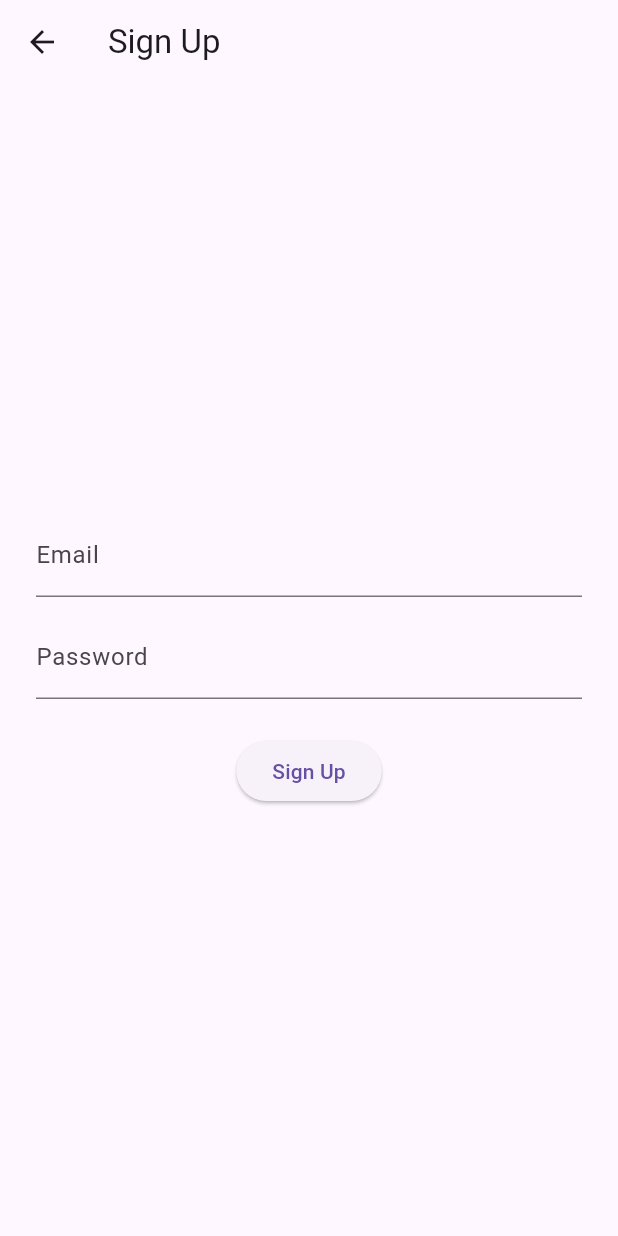
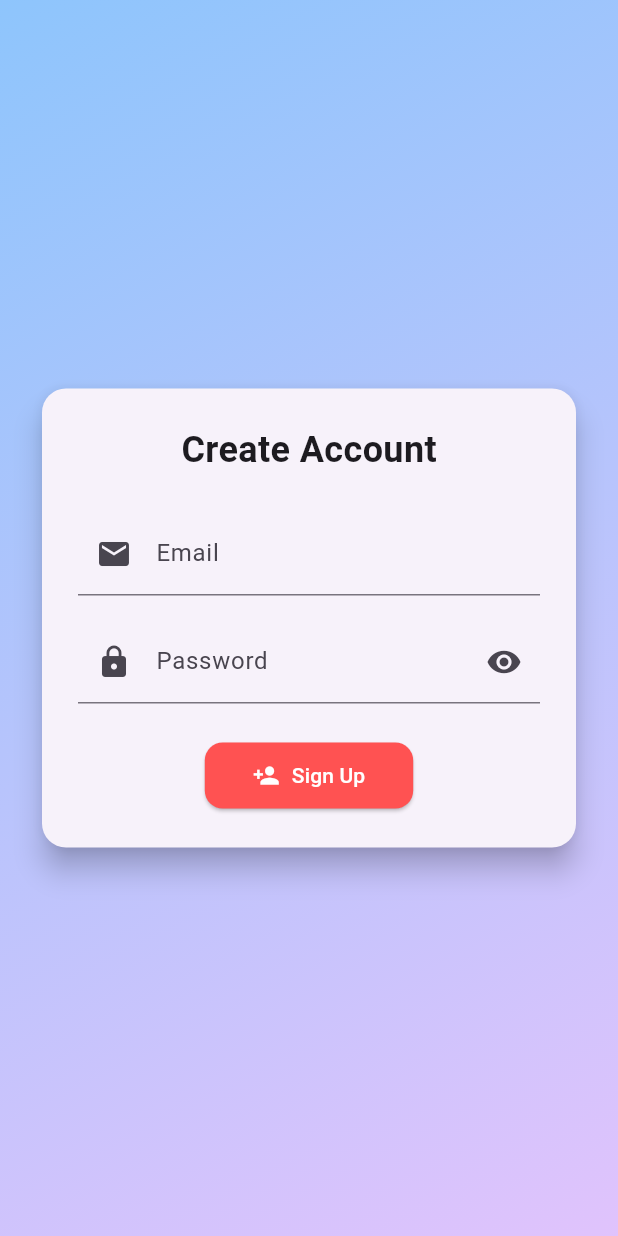
Before and after one commit to Request72/lords_arena, a Flutter app: the SignupScreen screen opened by its route, on a phone screen of 412 x 824 dp. Run offline on Flutter 3.47's test engine with Material 3 defaults, Android fonts, the phone set to English and light mode, and no system bars.

Commit message:
little changes

```diff
--- a/lib/views/dashboard.dart
+++ b/lib/views/dashboard.dart
@@ -48,7 +48,7 @@
     return Scaffold(
       appBar: AppBar(
         title: const Text("Lords Arena"),
-        backgroundColor: Colors.deepPurple,
+        backgroundColor: Colors.blueGrey,
         actions: [
           IconButton(
             icon: const Icon(Icons.logout),
@@ -72,11 +72,10 @@
           crossAxisSpacing: 16,
           mainAxisSpacing: 16,
           children: [
-            buildCard(Icons.person, "My Hero", Colors.deepPurple),
-            buildCard(Icons.bolt, "Quests", Colors.orange),
+            buildCard(Icons.person, "My Profile", Colors.deepPurple),
             buildCard(Icons.backpack, "Inventory", Colors.green),
             buildCard(Icons.security, "Battle Arena", Colors.redAccent),
-            buildCard(Icons.stacked_bar_chart, "Leaderboard", Colors.blue),
+            buildCard(Icons.stacked_bar_chart, "Stats", Colors.blue),
             buildCard(Icons.settings, "Settings", Colors.grey),
           ],
         ),
--- a/lib/views/login.dart
+++ b/lib/views/login.dart
@@ -16,7 +16,7 @@
     final email = emailController.text.trim();
     final password = passwordController.text.trim();
 
-    // TEMP: Remove condition if you want any email/password to work
+
     if (email == "player@lords.com" && password == "123456") {
       Navigator.pushReplacementNamed(context, '/home');
     } else {
--- a/lib/views/signup.dart
+++ b/lib/views/signup.dart
@@ -10,13 +10,14 @@
 class _SignupScreenState extends State<SignupScreen> {
   final emailController = TextEditingController();
   final passwordController = TextEditingController();
+  bool obscurePassword = true;
 
   void signup() {
     if (emailController.text.isNotEmpty && passwordController.text.length >= 6) {
       ScaffoldMessenger.of(context).showSnackBar(
         const SnackBar(content: Text("Account created! Please login.")),
       );
-      Navigator.pop(context); // Return to login screen
+      Navigator.pop(context); // Go back to login screen
     } else {
       ScaffoldMessenger.of(context).showSnackBar(
         const SnackBar(content: Text("Please enter a valid email and password (6+ chars)")),
@@ -25,27 +26,87 @@
   }
 
   @override
+  void dispose() {
+    emailController.dispose();
+    passwordController.dispose();
+    super.dispose();
+  }
+
+  @override
   Widget build(BuildContext context) {
     return Scaffold(
-      appBar: AppBar(title: const Text("Sign Up")),
-      body: Padding(
-        padding: const EdgeInsets.all(24.0),
+      body: Container(
+        decoration: const BoxDecoration(
+          gradient: LinearGradient(
+            colors: [Color(0xFF8EC5FC), Color(0xFFE0C3FC)],
+            begin: Alignment.topLeft,
+            end: Alignment.bottomRight,
+          ),
+        ),
+        child: Center(
+          child: SingleChildScrollView(
+            padding: const EdgeInsets.all(16),
+            child: ConstrainedBox(
+              constraints: const BoxConstraints(maxWidth: 400),
+              child: Card(
+                shape: RoundedRectangleBorder(borderRadius: BorderRadius.circular(16)),
+                elevation: 8,
+                margin: const EdgeInsets.symmetric(horizontal: 12),
+                child: Padding(
+                  padding: const EdgeInsets.all(24),
                   child: Column(
-          mainAxisAlignment: MainAxisAlignment.center,
+                    mainAxisSize: MainAxisSize.min,
                     children: [
+                      const Text(
+                        "Create Account",
+                        style: TextStyle(fontSize: 24, fontWeight: FontWeight.bold),
+                      ),
+                      const SizedBox(height: 24),
                       TextField(
                         controller: emailController,
-              decoration: const InputDecoration(labelText: "Email"),
+                        keyboardType: TextInputType.emailAddress,
+                        decoration: const InputDecoration(
+                          labelText: "Email",
+                          prefixIcon: Icon(Icons.email),
                         ),
-            const SizedBox(height: 12),
+                      ),
+                      const SizedBox(height: 16),
                       TextField(
                         controller: passwordController,
-              obscureText: true,
-              decoration: const InputDecoration(labelText: "Password"),
+                        obscureText: obscurePassword,
+                        decoration: InputDecoration(
+                          labelText: "Password",
+                          prefixIcon: const Icon(Icons.lock),
+                          suffixIcon: IconButton(
+                            icon: Icon(obscurePassword ? Icons.visibility : Icons.visibility_off),
+                            onPressed: () {
+                              setState(() {
+                                obscurePassword = !obscurePassword;
+                              });
+                            },
+                          ),
+                        ),
                       ),
                       const SizedBox(height: 24),
-            ElevatedButton(onPressed: signup, child: const Text("Sign Up")),
+                      ElevatedButton.icon(
+                        onPressed: signup,
+                        icon: const Icon(Icons.person_add),
+                        label: const Text("Sign Up"),
+                        style: ElevatedButton.styleFrom(
+                          padding: const EdgeInsets.symmetric(horizontal: 32, vertical: 12),
+                          backgroundColor: Colors.redAccent,
+                          foregroundColor: Colors.white,
+                          shape: RoundedRectangleBorder(
+                            borderRadius: BorderRadius.circular(12),
+                          ),
+                        ),
+                      ),
                     ],
+                  ),
+                ),
+              ),
+            ),
+          ),
         ),
       ),
     );
--- a/lib/views/splash.dart
+++ b/lib/views/splash.dart
@@ -28,7 +28,7 @@
         child: Column(
           mainAxisAlignment: MainAxisAlignment.center,
           children: const [
-            Icon(Icons.shield, size: 100, color: Colors.white),
+            Icon(Icons.shield_outlined, size: 100, color: Colors.white),
             SizedBox(height: 16),
             Text(
               "Lords Arena",
```
Lines whose indentation alone changed are shown as unchanged.
